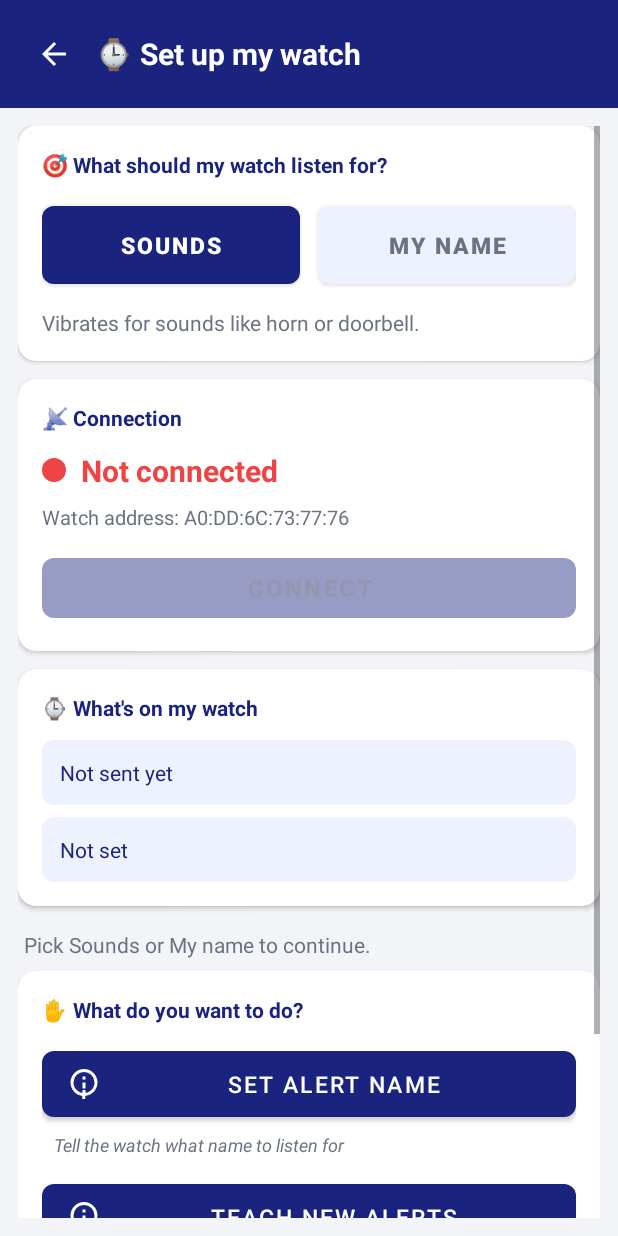
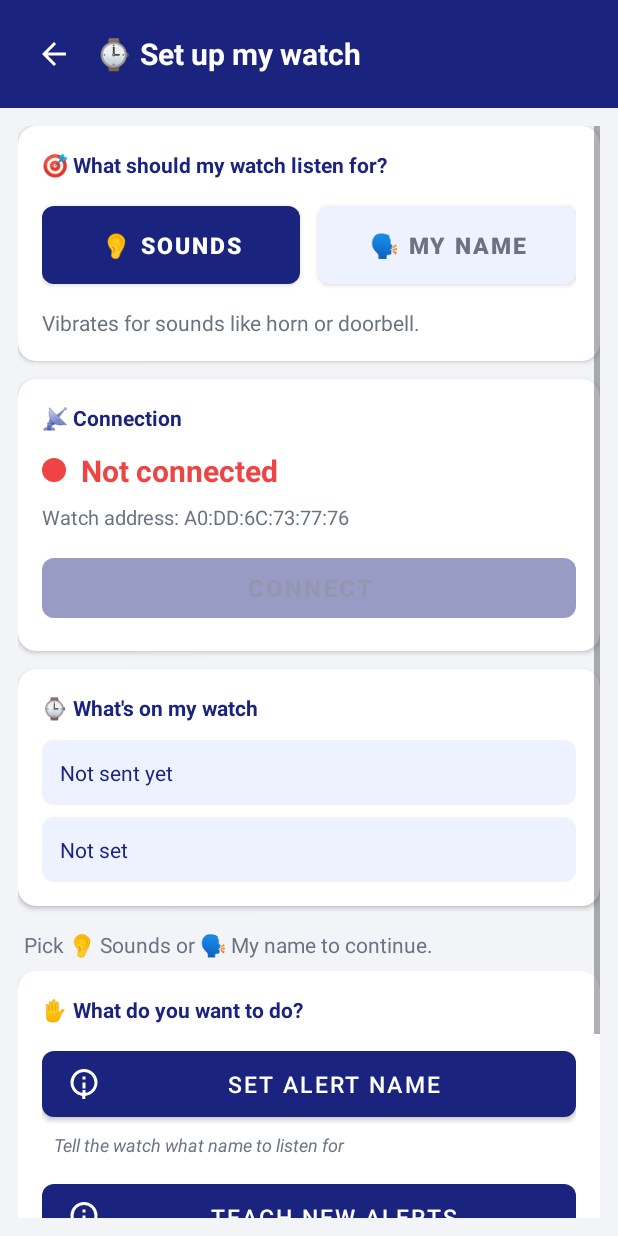
Before and after one commit to rohitchinni3/VIBE, an Android app: the WearableManagerActivity screen opened directly, with no data from a screen before it, on a phone screen of 412 x 824 dp. Run offline under Robolectric (Android 15) with nearby library versions, the phone set to English and light mode, and no system bars.

Commit message:
Add emoji prefixes to Wearable Manager mode buttons to match Model Manager UI
Co-authored-by: rohitchinni3 <113578051+rohitchinni3@users.noreply.github.com>
Agent-Logs-Url: https://github.com/rohitchinni3/VIBE/sessions/c41f6da2-9ede-485d-9e94-7ec25a1cd900

```diff
--- a/app/src/main/java/com/example/vibe/WearableManagerActivity.java
+++ b/app/src/main/java/com/example/vibe/WearableManagerActivity.java
@@ -387,7 +387,7 @@ public class WearableManagerActivity extends AppCompatActivity {
         setActionEnabled(btnSendExistingModel,  true);
 
         if (tvStatus != null) {
-            if (!modeOk)         tvStatus.setText("Pick Sounds or My name to continue.");
+            if (!modeOk)         tvStatus.setText("Pick 👂 Sounds or 🗣️ My name to continue.");
             else if (!connected) tvStatus.setText("Now connect your watch.");
             else                 tvStatus.setText("Watch connected. Choose what to do.");
         }
@@ -449,8 +449,8 @@ public class WearableManagerActivity extends AppCompatActivity {
             modeBtn(v ? btnModeSounds : btnModeVoice,  false);
         }
 
-        if (btnModeSounds != null) btnModeSounds.setText("Sounds");
-        if (btnModeVoice  != null) btnModeVoice.setText("My name");
+        if (btnModeSounds != null) btnModeSounds.setText("👂 Sounds");
+        if (btnModeVoice  != null) btnModeVoice.setText("🗣️ My name");
     }
 
     private void modeBtn(MaterialButton b, boolean active) {
--- a/app/src/main/res/layout/activity_wearable_manager.xml
+++ b/app/src/main/res/layout/activity_wearable_manager.xml
@@ -86,7 +86,7 @@
                             android:layout_height="64dp"
                             android:layout_weight="1"
                             android:layout_marginEnd="6dp"
-                            android:text="Sounds"
+                            android:text="👂 Sounds"
                             android:textSize="15sp"
                             android:textStyle="bold"
                             app:cornerRadius="8dp"
@@ -98,7 +98,7 @@
                             android:layout_height="64dp"
                             android:layout_weight="1"
                             android:layout_marginStart="6dp"
-                            android:text="My name"
+                            android:text="🗣️ My name"
                             android:textSize="15sp"
                             android:textStyle="bold"
                             app:cornerRadius="8dp"
@@ -247,7 +247,7 @@
                 android:layout_height="wrap_content"
                 android:layout_marginBottom="4dp"
                 android:padding="4dp"
-                android:text="Pick Sounds or My name to continue."
+                android:text="Pick 👂 Sounds or 🗣️ My name to continue."
                 android:textColor="#6B7280"
                 android:textSize="14sp"/>
 
```
